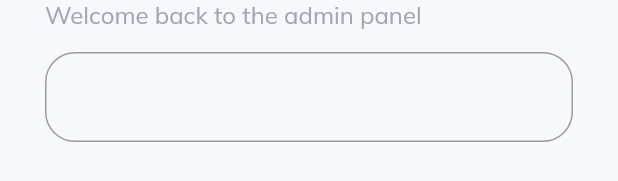
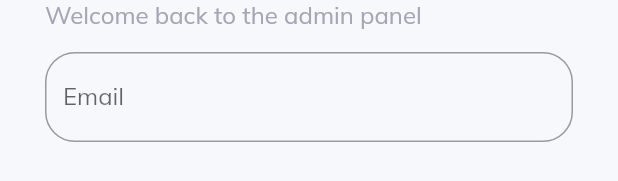
Before and after one commit to ERy03/Flutter-Web-Admin-Page, a Flutter app: the AuthenticationPage widget shown alone on an empty page, opened directly, on a phone screen of 412 x 824 dp. Shown: the part 620-801 px from the top of the screen. Run offline on Flutter 3.47's test engine with Material 2 defaults, Android fonts, the phone set to English and light mode, and no system bars; our stand-ins replace charts_flutter, data_table_2, get, google_fonts.

Commit message:
email text field

```diff
--- a/lib/pages/authentication/authentication.dart
+++ b/lib/pages/authentication/authentication.dart
@@ -49,6 +49,8 @@ class AuthenticationPage extends StatelessWidget {
           ),
           TextField(
             decoration: InputDecoration(
+              labelText: "Email",
+              hintText: "user@domain.com",
               border: OutlineInputBorder(
                 borderRadius: BorderRadius.circular(20),
               ),
```
